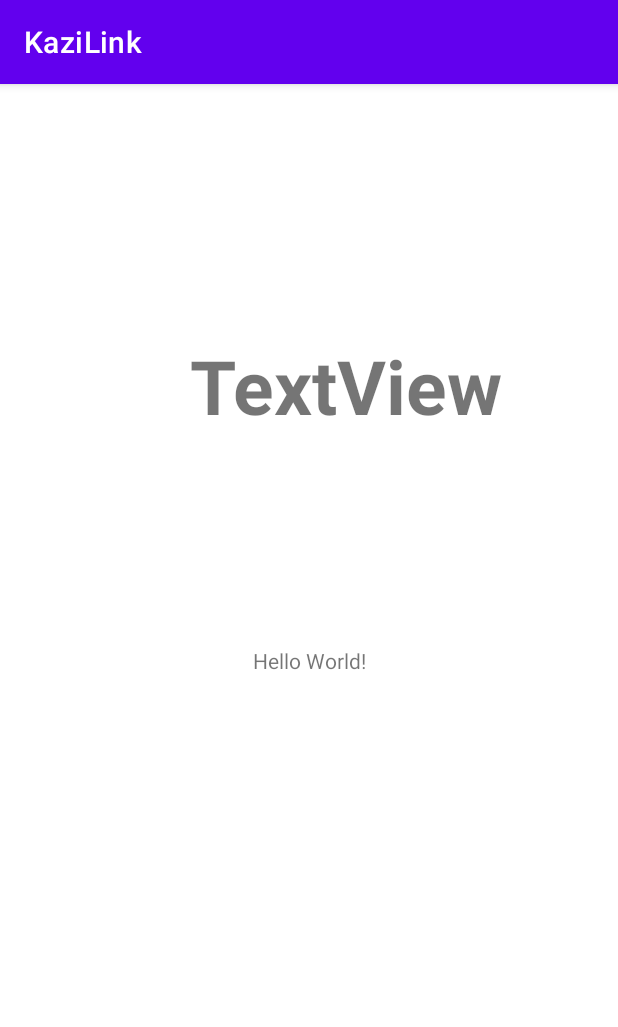
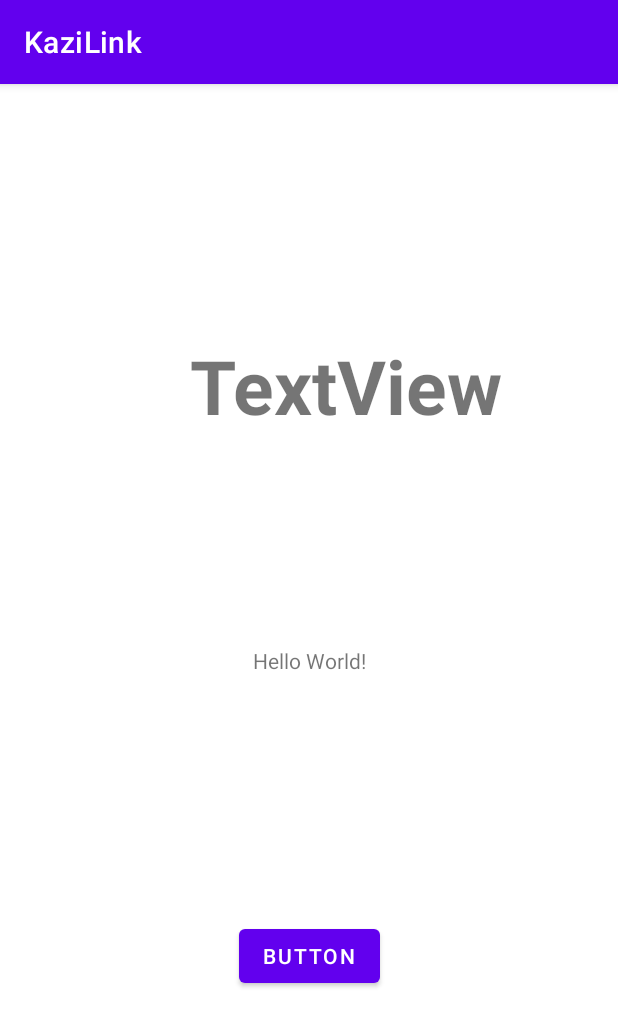
Before and after one commit to KimAdrian/KaziLink, an Android app: the screen it shows after launch (MainActivity), on a phone screen of 412 x 824 dp. Shown: the top 1027 px of the screen. Run offline under Robolectric (Android 15) with nearby library versions, the phone set to English and light mode, and no system bars.

Commit message:
Added button

```diff
--- a/app/src/main/res/layout/activity_main.xml
+++ b/app/src/main/res/layout/activity_main.xml
@@ -31,4 +31,14 @@
         app:layout_constraintTop_toTopOf="parent"
         app:layout_constraintVertical_bias="0.551" />
 
+    <Button
+        android:id="@+id/button"
+        android:layout_width="wrap_content"
+        android:layout_height="wrap_content"
+        android:text="Button"
+        app:layout_constraintBottom_toBottomOf="parent"
+        app:layout_constraintEnd_toEndOf="parent"
+        app:layout_constraintStart_toStartOf="parent"
+        app:layout_constraintTop_toBottomOf="@+id/textView2" />
+
 </androidx.constraintlayout.widget.ConstraintLayout>
```
